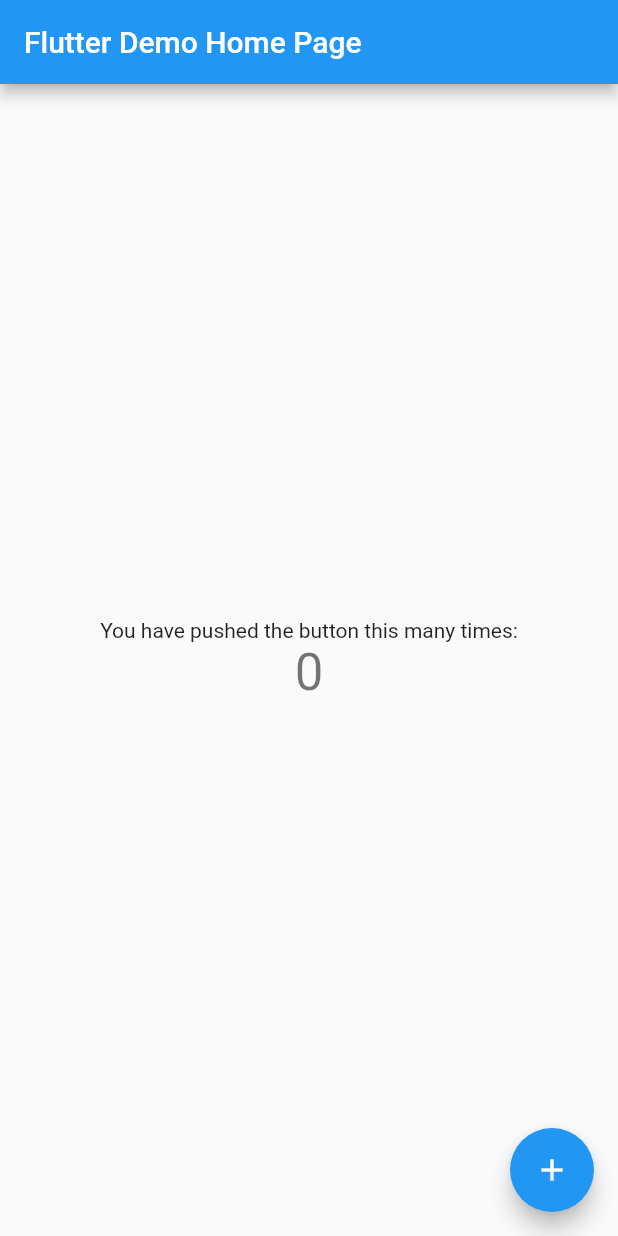
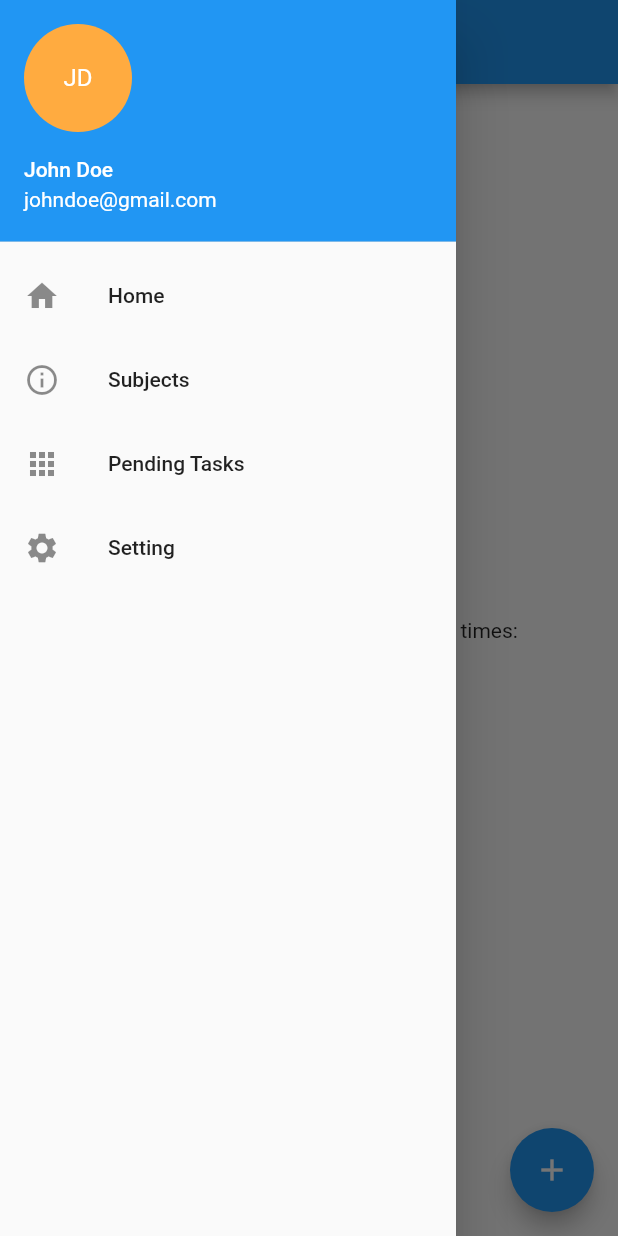
Before and after one commit to nityanandagohain/in-time, a Flutter app: the screen it shows after launch, with the side drawer open (before the commit the screen has no drawer), on a phone screen of 412 x 824 dp. Run offline on Flutter 3.47's test engine with Material 2 defaults, Android fonts, the phone set to English and light mode, and no system bars.

Commit message:
Navigation Drawer added

```diff
--- /dev/null
+++ b/lib/custom_drawer.dart
@@ -0,0 +1,53 @@
+import 'package:flutter/material.dart';
+class CustomDrawer extends StatelessWidget {
+  @override
+  Widget build(BuildContext context) {
+    return ListView(
+      // Important: Remove any padding from the ListView.
+      padding: EdgeInsets.zero,
+      children: <Widget>[
+        UserAccountsDrawerHeader(
+          accountName: Text("John Doe"),
+          accountEmail: Text("johndoe@gmail.com"),
+          currentAccountPicture: CircleAvatar(
+            backgroundColor: Colors.orangeAccent,
+            child: Text("JD",style: TextStyle(color: Colors.white),),
+          ),
+        ),
+        ListTile(
+          title: Text('Home'),
+          onTap: () {
+
+          },
+          leading: Icon(Icons.home),
+        ),
+        ListTile(
+          title: Text('Subjects'),
+          onTap: () {
+            // Update the state of the app
+            // ...
+          },
+          leading: Icon(Icons.info_outline),
+        ),
+        ListTile(
+          title: Text('Pending Tasks'),
+          onTap: () {
+            // Update the state of the app
+            // ...
+          },
+          leading: Icon(Icons.apps),
+        ),
+        ListTile(
+          title: Text('Setting'),
+          onTap: () {
+            // Update the state of the app
+            // ...
+          },
+          leading: Icon(Icons.settings),
+
+        ),
+
+      ],
+    );
+  }
+}
--- a/lib/main.dart
+++ b/lib/main.dart
@@ -1,4 +1,5 @@
 import 'package:flutter/material.dart';
+import 'package:in_time/custom_drawer.dart';
 
 void main() => runApp(MyApp());
 
@@ -35,6 +36,7 @@ class _MyHomePageState extends State<MyHomePage> {
   @override
   Widget build(BuildContext context) {
     return Scaffold(
+      drawer: Drawer(child: CustomDrawer(),),
       appBar: AppBar(
         title: Text(widget.title),
       ),
```
